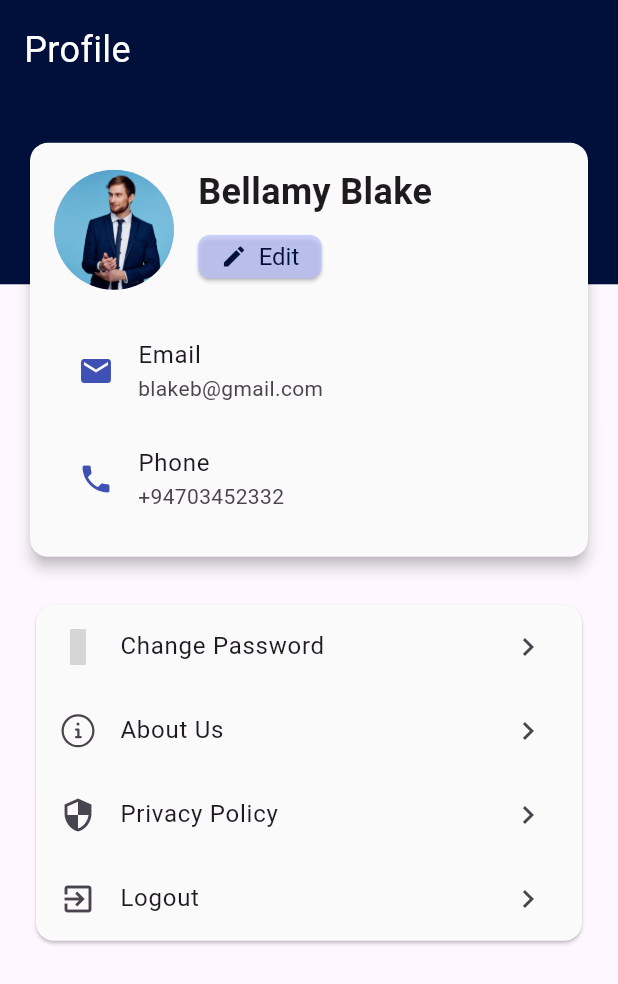
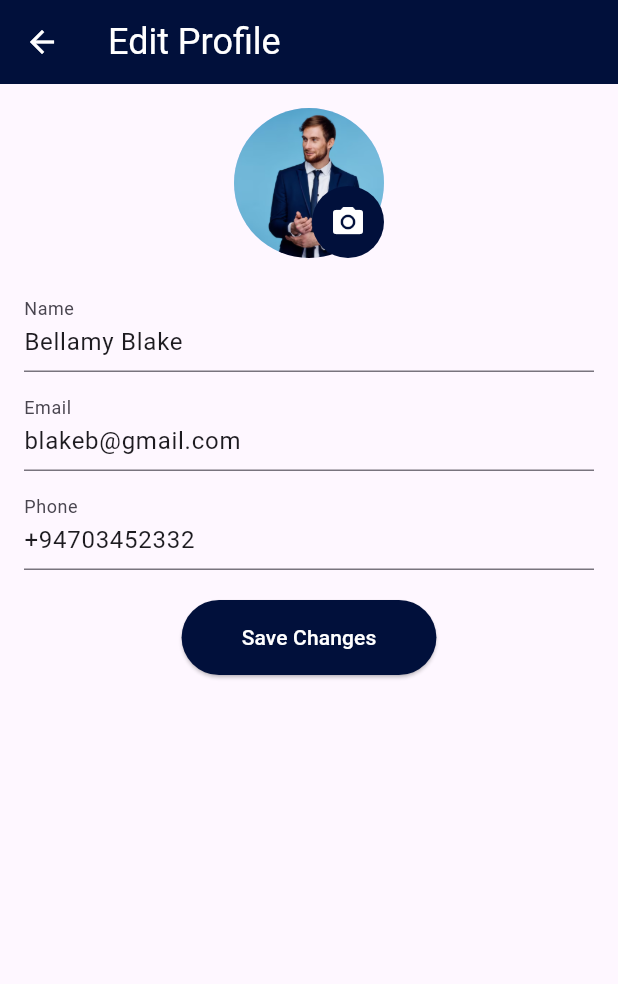
Before and after one commit to Driveaze-3-rd-year-group-project/supervisor_app, a Flutter app: the ProfilePage screen opened directly, after a tap on "Edit", on a phone screen of 412 x 824 dp. Shown: the top 984 px of the screen. Run offline on Flutter 3.47's test engine with Material 3 defaults, Android fonts, the light colour scheme and no system bars; our stand-ins replace device_preview, flutter_native_splash, flutter_vector_icons, get, syncfusion_flutter_charts; grey boxes are pictures that could not be loaded.

Commit message:
create profile edit page

```diff
--- /dev/null
+++ b/lib/screens/EditProfile.dart
@@ -0,0 +1,137 @@
+import 'package:flutter/material.dart';
+
+class EditProfilePage extends StatefulWidget {
+  @override
+  _EditProfilePageState createState() => _EditProfilePageState();
+}
+
+class _EditProfilePageState extends State<EditProfilePage> {
+  final _formKey = GlobalKey<FormState>();
+  String _name = 'Bellamy Blake';
+  String _email = 'blakeb@gmail.com';
+  String _phone = '+94703452332';
+
+  @override
+  Widget build(BuildContext context) {
+    return Scaffold(
+      appBar: AppBar(
+        leading: IconButton(
+          icon: Icon(Icons.arrow_back, color: Colors.white),
+          onPressed: () => Navigator.of(context).pop(),
+        ),
+        title: Text('Edit Profile', style: TextStyle(
+          color: Colors.white,
+          fontSize: 24,
+          ),
+        ),
+        backgroundColor: Color(0xFF01103B),
+      ),
+      body: SingleChildScrollView(
+        padding: EdgeInsets.all(16),
+        child: Form(
+          key: _formKey,
+          child: Column(
+            crossAxisAlignment: CrossAxisAlignment.start,
+            children: [
+              Center(
+                child: Stack(
+                  children: [
+                    CircleAvatar(
+                      radius: 50,
+                      backgroundImage: AssetImage('assets/user.png'),
+                    ),
+                    Positioned(
+                      bottom: 0,
+                      right: 0,
+                      child: Container(
+                        decoration: BoxDecoration(
+                          color: Color(0xFF01103B),
+                          shape: BoxShape.circle,
+                        ),
+                        child: IconButton(
+                          icon: Icon(Icons.camera_alt, color: Colors.white),
+                          onPressed: () {
+                            print('Change profile picture');
+                          },
+                        ),
+                      ),
+                    ),
+                  ],
+                ),
+              ),
+              SizedBox(height: 20),
+              TextFormField(
+                initialValue: _name,
+                decoration: InputDecoration(labelText: 'Name'),
+                validator: (value) {
+                  if (value == null || value.isEmpty) {
+                    return 'Please enter your name';
+                  }
+                  return null;
+                },
+                onSaved: (value) {
+                  _name = value!;
+                },
+              ),
+              SizedBox(height: 10),
+              TextFormField(
+                initialValue: _email,
+                decoration: InputDecoration(labelText: 'Email'),
+                validator: (value) {
+                  if (value == null || value.isEmpty) {
+                    return 'Please enter your email';
+                  }
+                  // Email validation
+                  final emailRegExp = RegExp(r'^[\w-\.]+@([\w-]+\.)+[\w-]{2,4}$');
+                  if (!emailRegExp.hasMatch(value)) {
+                    return 'Please enter a valid email address';
+                  }
+                  return null;
+                },
+                onSaved: (value) {
+                  _email = value!;
+                },
+              ),
+              SizedBox(height: 10),
+              TextFormField(
+                initialValue: _phone,
+                decoration: InputDecoration(labelText: 'Phone'),
+                validator: (value) {
+                  if (value == null || value.isEmpty) {
+                    return 'Please enter your phone number';
+                  }
+                  // Phone number validation
+                  final phoneRegExp = RegExp(r'^\+?[0-9]{10,14}$');
+                  if (!phoneRegExp.hasMatch(value)) {
+                    return 'Please enter a valid phone number';
+                  }
+                  return null;
+                },
+                onSaved: (value) {
+                  _phone = value!;
+                },
+              ),
+              SizedBox(height: 20),
+              Center(
+                child: ElevatedButton(
+                  onPressed: () {
+                    if (_formKey.currentState!.validate()) {
+                      _formKey.currentState!.save();
+                      // TODO: Update the profile information
+                      Navigator.pop(context);
+                    }
+                  },
+                  child: Text('Save Changes', style: TextStyle( color: Colors.white),),
+                  style: ElevatedButton.styleFrom(
+                    backgroundColor: Color(0xFF01103B),
+                    padding: EdgeInsets.symmetric(horizontal: 40, vertical: 15),
+                  ),
+                ),
+              ),
+            ],
+          ),
+        ),
+      ),
+    );
+  }
+}
--- a/lib/screens/Profile.dart
+++ b/lib/screens/Profile.dart
@@ -1,5 +1,8 @@
+import 'package:Samarasinghe/screens/login.dart';
 import 'package:flutter/material.dart';
 import 'package:flutter_vector_icons/flutter_vector_icons.dart';
+
+import 'EditProfile.dart';
 
 class ProfilePage extends StatefulWidget {
   @override
@@ -80,7 +83,10 @@ class _ProfilePageState extends State<ProfilePage> {
                           title: Text('Logout'),
                           trailing: Icon(Icons.chevron_right),
                           onTap: () {
-                            // Perform logout
+                            Navigator.push(
+                              context,
+                              MaterialPageRoute(builder: (context) => Login()),
+                            );
                           },
                         ),
                       ],
@@ -134,7 +140,10 @@ class ProfileCard extends StatelessWidget {
                           style: TextStyle(color: Color(0xFF01103B)),
                         ),
                         onPressed: () {
-                          // Handle edit button press
+                          Navigator.push(
+                            context,
+                            MaterialPageRoute(builder: (context) => EditProfilePage()),
+                          );
                         },
                         style: ElevatedButton.styleFrom(
                           backgroundColor: Color(0xB4BCC3FF), // Use primary instead of backgroundColor
```
Also changed, not shown: lib/screens/MainScreen.dart (+7 -0 lines).
